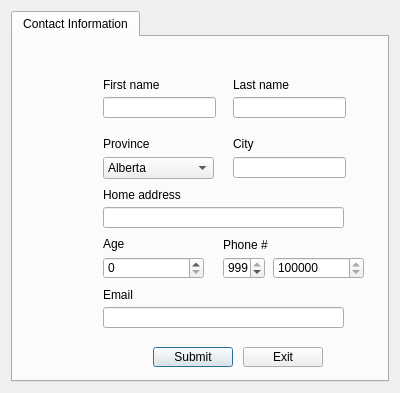
First picture: the form in deliverable2-code/d2-source/addclient.ui, repository ashleefoureyes/quackjaws, before the edit.
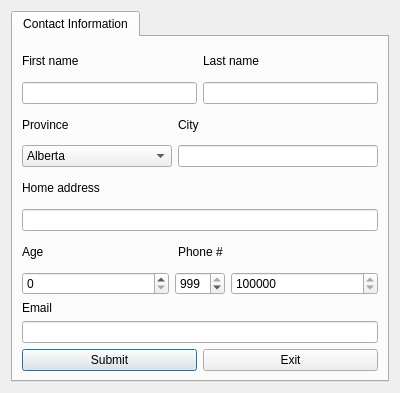
Second picture: the form after the edit.

```diff
--- a/deliverable2-code/d2-source/addclient.ui
+++ b/deliverable2-code/d2-source/addclient.ui
@@ -23,53 +23,90 @@
       <attribute name="title">
        <string>Contact Information</string>
       </attribute>
-      <widget class="QLineEdit" name="txtFirstName">
-       <property name="geometry">
-        <rect>
-         <x>90</x>
-         <y>60</y>
-         <width>113</width>
-         <height>21</height>
-        </rect>
-       </property>
-       <property name="placeholderText">
-        <string/>
-       </property>
-      </widget>
-      <widget class="QLineEdit" name="txtLastName">
-       <property name="geometry">
-        <rect>
-         <x>220</x>
-         <y>60</y>
-         <width>113</width>
-         <height>21</height>
-        </rect>
-       </property>
-       <property name="placeholderText">
-        <string/>
-       </property>
-      </widget>
+      <layout class="QGridLayout" name="gridLayout_2">
+       <item row="0" column="0">
+        <layout class="QVBoxLayout" name="verticalLayout_2">
+         <item>
+          <layout class="QHBoxLayout" name="horizontalLayout_6">
+           <item>
       <widget class="QLabel" name="lbFirstName">
-       <property name="geometry">
-        <rect>
-         <x>90</x>
-         <y>40</y>
-         <width>61</width>
-         <height>16</height>
-        </rect>
-       </property>
        <property name="text">
         <string>First name</string>
        </property>
       </widget>
+           </item>
+           <item>
+            <widget class="QLabel" name="lbLastName">
+             <property name="text">
+              <string>Last name</string>
+             </property>
+            </widget>
+           </item>
+          </layout>
+         </item>
+         <item>
+          <layout class="QHBoxLayout" name="horizontalLayout_5">
+           <item>
+            <widget class="QLineEdit" name="txtFirstName">
+             <property name="placeholderText">
+              <string/>
+             </property>
+            </widget>
+           </item>
+           <item>
+            <widget class="QLineEdit" name="txtLastName">
+             <property name="placeholderText">
+              <string/>
+             </property>
+            </widget>
+           </item>
+          </layout>
+         </item>
+         <item>
+          <layout class="QHBoxLayout" name="horizontalLayout_4">
+           <item>
+            <widget class="QLabel" name="lbProvince">
+             <property name="minimumSize">
+              <size>
+               <width>150</width>
+               <height>0</height>
+              </size>
+             </property>
+             <property name="maximumSize">
+              <size>
+               <width>150</width>
+               <height>16777215</height>
+              </size>
+             </property>
+             <property name="text">
+              <string>Province</string>
+             </property>
+            </widget>
+           </item>
+           <item>
+            <widget class="QLabel" name="label">
+             <property name="text">
+              <string>City</string>
+             </property>
+            </widget>
+           </item>
+          </layout>
+         </item>
+         <item>
+          <layout class="QHBoxLayout" name="horizontalLayout_3">
+           <item>
       <widget class="QComboBox" name="cbProvince">
-       <property name="geometry">
-        <rect>
-         <x>90</x>
-         <y>120</y>
-         <width>111</width>
-         <height>22</height>
-        </rect>
+             <property name="minimumSize">
+              <size>
+               <width>150</width>
+               <height>0</height>
+              </size>
+             </property>
+             <property name="maximumSize">
+              <size>
+               <width>150</width>
+               <height>16777215</height>
+              </size>
        </property>
        <item>
         <property name="text">
@@ -137,138 +174,74 @@
         </property>
        </item>
       </widget>
+           </item>
+           <item>
       <widget class="QLineEdit" name="txtCity">
-       <property name="geometry">
-        <rect>
-         <x>220</x>
-         <y>120</y>
-         <width>113</width>
-         <height>21</height>
-        </rect>
-       </property>
        <property name="placeholderText">
         <string/>
        </property>
       </widget>
-      <widget class="QLabel" name="lbProvince">
-       <property name="geometry">
-        <rect>
-         <x>90</x>
-         <y>100</y>
-         <width>47</width>
-         <height>14</height>
-        </rect>
-       </property>
-       <property name="text">
-        <string>Province</string>
-       </property>
-      </widget>
-      <widget class="QLabel" name="lbLastName">
-       <property name="geometry">
-        <rect>
-         <x>220</x>
-         <y>40</y>
-         <width>61</width>
-         <height>16</height>
-        </rect>
-       </property>
-       <property name="text">
-        <string>Last name</string>
-       </property>
-      </widget>
-      <widget class="QLabel" name="label">
-       <property name="geometry">
-        <rect>
-         <x>220</x>
-         <y>100</y>
-         <width>47</width>
-         <height>14</height>
-        </rect>
-       </property>
-       <property name="text">
-        <string>City</string>
-       </property>
-      </widget>
-      <widget class="QSpinBox" name="cbAge">
-       <property name="geometry">
-        <rect>
-         <x>90</x>
-         <y>220</y>
-         <width>101</width>
-         <height>22</height>
-        </rect>
-       </property>
-      </widget>
-      <widget class="QLineEdit" name="txtAddress">
-       <property name="geometry">
-        <rect>
-         <x>90</x>
-         <y>170</y>
-         <width>241</width>
-         <height>21</height>
-        </rect>
-       </property>
-      </widget>
+           </item>
+          </layout>
+         </item>
+         <item>
       <widget class="QLabel" name="label_2">
-       <property name="geometry">
-        <rect>
-         <x>90</x>
-         <y>150</y>
-         <width>81</width>
-         <height>16</height>
-        </rect>
-       </property>
        <property name="text">
         <string>Home address</string>
        </property>
       </widget>
+         </item>
+         <item>
+          <widget class="QLineEdit" name="txtAddress"/>
+         </item>
+         <item>
+          <layout class="QHBoxLayout" name="horizontalLayout_2">
+           <item>
       <widget class="QLabel" name="label_3">
-       <property name="geometry">
-        <rect>
-         <x>90</x>
-         <y>200</y>
-         <width>47</width>
-         <height>14</height>
-        </rect>
+             <property name="minimumSize">
+              <size>
+               <width>150</width>
+               <height>0</height>
+              </size>
+             </property>
+             <property name="maximumSize">
+              <size>
+               <width>150</width>
+               <height>16777215</height>
+              </size>
        </property>
        <property name="text">
         <string>Age</string>
        </property>
       </widget>
+           </item>
+           <item>
       <widget class="QLabel" name="label_4">
-       <property name="geometry">
-        <rect>
-         <x>210</x>
-         <y>200</y>
-         <width>51</width>
-         <height>16</height>
-        </rect>
-       </property>
        <property name="text">
         <string>Phone #</string>
        </property>
       </widget>
-      <widget class="QPushButton" name="pbSubmit">
-       <property name="geometry">
-        <rect>
-         <x>140</x>
-         <y>310</y>
-         <width>80</width>
-         <height>20</height>
-        </rect>
-       </property>
-       <property name="text">
-        <string>Submit</string>
-       </property>
-      </widget>
+           </item>
+          </layout>
+         </item>
+         <item>
+          <layout class="QHBoxLayout" name="horizontalLayout">
+           <item>
+            <widget class="QSpinBox" name="cbAge"/>
+           </item>
+           <item>
       <widget class="QSpinBox" name="sbAreaCode">
-       <property name="geometry">
-        <rect>
-         <x>210</x>
-         <y>220</y>
-         <width>42</width>
-         <height>22</height>
-        </rect>
+             <property name="minimumSize">
+              <size>
+               <width>50</width>
+               <height>0</height>
+              </size>
+             </property>
+             <property name="maximumSize">
+              <size>
+               <width>50</width>
+               <height>16777215</height>
+              </size>
        </property>
        <property name="minimum">
         <number>100</number>
@@ -280,15 +253,9 @@
         <number>999</number>
        </property>
       </widget>
+           </item>
+           <item>
       <widget class="QSpinBox" name="sbPhone">
-       <property name="geometry">
-        <rect>
-         <x>260</x>
-         <y>220</y>
-         <width>91</width>
-         <height>22</height>
-        </rect>
-       </property>
        <property name="minimum">
         <number>1000000</number>
        </property>
@@ -299,42 +266,44 @@
         <number>9999999</number>
        </property>
       </widget>
-      <widget class="QLineEdit" name="txtEmail">
-       <property name="geometry">
-        <rect>
-         <x>90</x>
-         <y>270</y>
-         <width>241</width>
-         <height>21</height>
-        </rect>
-       </property>
-      </widget>
+           </item>
+          </layout>
+         </item>
+         <item>
+          <layout class="QVBoxLayout" name="verticalLayout">
+           <item>
       <widget class="QLabel" name="lbEmail">
-       <property name="geometry">
-        <rect>
-         <x>90</x>
-         <y>250</y>
-         <width>81</width>
-         <height>16</height>
-        </rect>
-       </property>
        <property name="text">
         <string>Email</string>
        </property>
       </widget>
+           </item>
+           <item>
+            <widget class="QLineEdit" name="txtEmail"/>
+           </item>
+          </layout>
+         </item>
+         <item>
+          <layout class="QHBoxLayout" name="horizontalLayout_7">
+           <item>
+            <widget class="QPushButton" name="pbSubmit">
+             <property name="text">
+              <string>Submit</string>
+             </property>
+            </widget>
+           </item>
+           <item>
       <widget class="QPushButton" name="pbExit">
-       <property name="geometry">
-        <rect>
-         <x>230</x>
-         <y>310</y>
-         <width>80</width>
-         <height>20</height>
-        </rect>
-       </property>
        <property name="text">
         <string>Exit</string>
        </property>
       </widget>
+           </item>
+          </layout>
+         </item>
+        </layout>
+       </item>
+      </layout>
      </widget>
     </widget>
    </item>
```
Lines whose indentation alone changed are shown as unchanged.
